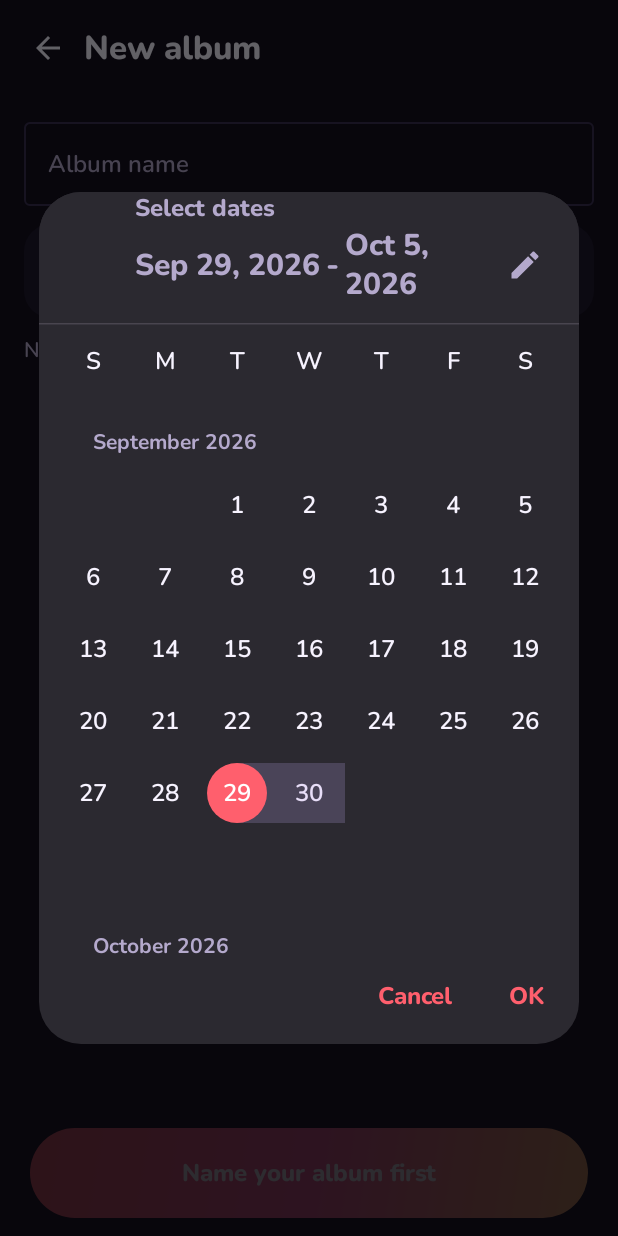
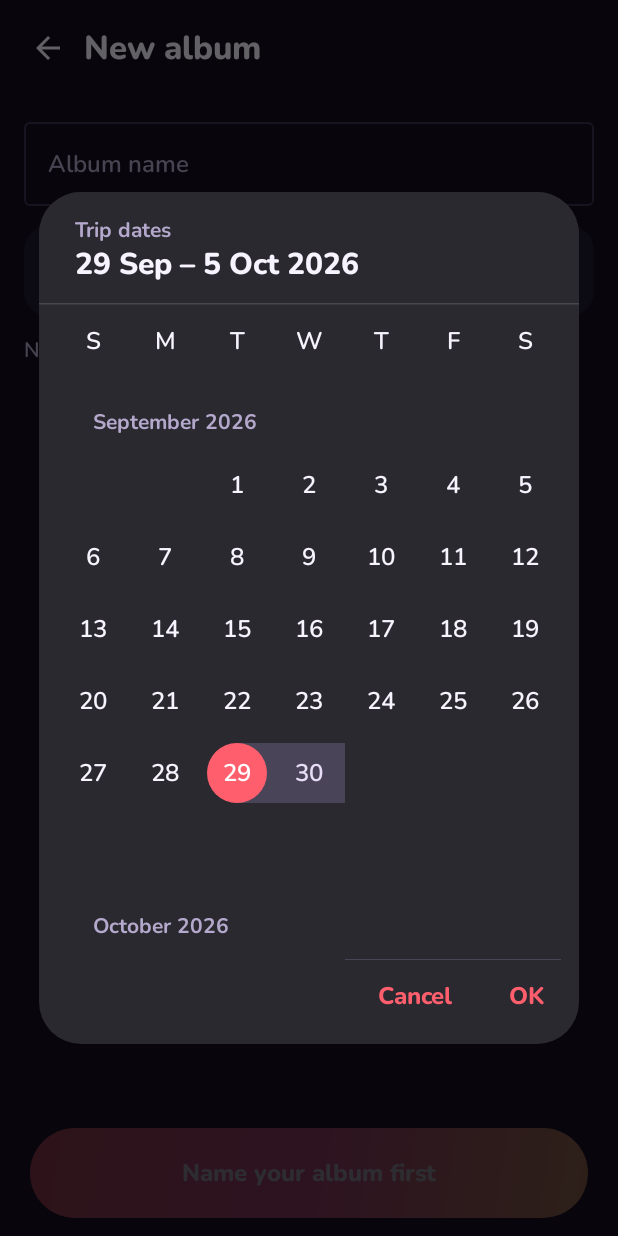
Before and after one commit to beenow11/Clearoo, an Android app built with Jetpack Compose: the composable NewAlbumScreen shown on its own in the app's theme, after a tap on an icon or button, on a phone screen of 412 x 824 dp. Run offline under Robolectric (Android 15) with nearby library versions, the phone set to English and light mode, and no system bars.

Commit message:
Albums: tidy date picker, move only what isn't moved, Albums above Smart decks
- Date picker: own title and a one-line range headline (Material's wrap in a
  dialog), no future dates, no typing-mode toggle.
- Move: counts photos not yet in the folder; the button says how many and
  disappears once all are moved, so it never rewrites moved photos.
- Home: Albums tile now sits above Smart decks.

Co-Authored-By: Claude Opus 5.5 <noreply@anthropic.com>
Claude-Session: https://claude.ai/code/session_01Qp8BnwBrfdTaKkPvoQtDs9

```diff
--- a/app/src/main/java/com/clearoo/app/ui/screens/AlbumScreens.kt
+++ b/app/src/main/java/com/clearoo/app/ui/screens/AlbumScreens.kt
@@ -43,6 +43,7 @@ import androidx.compose.material3.IconButton
 import androidx.compose.material3.MaterialTheme
 import androidx.compose.material3.OutlinedTextField
 import androidx.compose.material3.OutlinedTextFieldDefaults
+import androidx.compose.material3.SelectableDates
 import androidx.compose.material3.Text
 import androidx.compose.material3.TextButton
 import androidx.compose.material3.rememberDateRangePickerState
@@ -190,6 +191,27 @@ private fun AlbumRow(album: Album, photos: List<MediaItem>?, onClick: () -> Unit
     }
 }
 
+/** Only today and earlier: an album is for photos already taken. */
+@OptIn(ExperimentalMaterial3Api::class)
+private object PastDates : SelectableDates {
+    override fun isSelectableDate(utcTimeMillis: Long): Boolean = utcTimeMillis.utcDate() <= LocalDate.now()
+    override fun isSelectableYear(year: Int): Boolean = year <= LocalDate.now().year
+}
+
+/** "4 – 12 Oct 2026", "28 Sep – 3 Oct 2026", or a prompt while the range is half picked. */
+private fun rangeText(start: LocalDate?, end: LocalDate?): String {
+    if (start == null) return "Pick the first day"
+    val full = DateTimeFormatter.ofPattern("d MMM yyyy")
+    if (end == null) return "${start.format(full)} – pick the last day"
+    if (start == end) return start.format(full)
+    val first = when {
+        start.year != end.year -> full
+        start.month != end.month -> DateTimeFormatter.ofPattern("d MMM")
+        else -> DateTimeFormatter.ofPattern("d")
+    }
+    return "${start.format(first)} – ${end.format(full)}"
+}
+
 private fun LocalDate.utcMillis(): Long = atStartOfDay(ZoneOffset.UTC).toInstant().toEpochMilli()
 private fun Long.utcDate(): LocalDate = Instant.ofEpochMilli(this).atZone(ZoneOffset.UTC).toLocalDate()
 private fun LocalDate.localStart(): Long = atStartOfDay(ZoneId.systemDefault()).toInstant().toEpochMilli()
@@ -221,6 +243,7 @@ fun NewAlbumScreen(vm: ClearooViewModel, onBack: () -> Unit, onCreated: (Album)
         val state = rememberDateRangePickerState(
             initialSelectedStartDateMillis = start.utcMillis(),
             initialSelectedEndDateMillis = end.utcMillis(),
+            selectableDates = PastDates,
         )
         DatePickerDialog(
             onDismissRequest = { pickingDates = false },
@@ -238,7 +261,30 @@ fun NewAlbumScreen(vm: ClearooViewModel, onBack: () -> Unit, onCreated: (Album)
             },
             dismissButton = { TextButton(onClick = { pickingDates = false }) { Text("Cancel") } },
         ) {
-            DateRangePicker(state = state, modifier = Modifier.weight(1f))
+            // Material's own title and headline are laid out for a full screen and wrap in a dialog.
+            DateRangePicker(
+                state = state,
+                modifier = Modifier.weight(1f),
+                title = {
+                    Text(
+                        "Trip dates",
+                        style = MaterialTheme.typography.titleSmall,
+                        color = TextLo,
+                        modifier = Modifier.padding(start = 24.dp, end = 12.dp, top = 16.dp),
+                    )
+                },
+                headline = {
+                    Text(
+                        rangeText(state.selectedStartDateMillis?.utcDate(), state.selectedEndDateMillis?.utcDate()),
+                        style = MaterialTheme.typography.titleLarge,
+                        color = TextHi,
+                        maxLines = 1,
+                        overflow = TextOverflow.Ellipsis,
+                        modifier = Modifier.padding(start = 24.dp, end = 12.dp, bottom = 12.dp),
+                    )
+                },
+                showModeToggle = false,
+            )
         }
     }
 
@@ -466,24 +512,30 @@ fun AlbumScreen(vm: ClearooViewModel, albumId: Long, onBack: () -> Unit, onStart
                         verticalArrangement = Arrangement.spacedBy(8.dp),
                     ) {
                         Text("📁 Make it a gallery album", style = MaterialTheme.typography.titleMedium, color = TextHi)
+                        // Only photos not already in the folder are moved, so the button never redoes work.
+                        val toMove = vm.notInFolder(album).size
+                        val inFolder = present.size - toMove
                         Text(
-                            "Optional. Moves these ${present.size} photos into $folder, so “${album.name}” shows up in your gallery app.",
+                            when {
+                                toMove == 0 -> "✅ All ${present.size} photos are in $folder. Look for “${album.name}” in your gallery app."
+                                inFolder > 0 -> "$inFolder photos are already in $folder. $toMove more can be moved there."
+                                else -> "Optional. Moves these ${present.size} photos into $folder, so “${album.name}” shows up in your gallery app."
+                            },
                             style = MaterialTheme.typography.bodySmall,
-                            color = TextLo,
+                            color = if (toMove == 0) KeepGreen else TextLo,
                         )
-                        vm.moveResult?.let { r ->
+                        vm.moveResult?.takeIf { it.failed > 0 }?.let { r ->
                             Text(
-                                buildString {
-                                    append("✅ Moved ${r.moved} to $folder")
-                                    if (r.failed > 0) append(" · ${r.failed} couldn't be moved")
-                                },
-                                style = MaterialTheme.typography.bodyMedium,
-                                color = KeepGreen,
+                                "${r.failed} couldn't be moved. They may belong to another app; try again later.",
+                                style = MaterialTheme.typography.bodySmall,
+                                color = TextLo,
                             )
                         }
-                        GhostButton("Move to “${album.name}” folder", {
-                            vm.moveRequest(album)?.let { moveLauncher.launch(IntentSenderRequest.Builder(it).build()) }
-                        })
+                        if (toMove > 0) {
+                            GhostButton(if (toMove == 1) "Move 1 photo" else "Move $toMove photos", {
+                                vm.moveRequest(album)?.let { moveLauncher.launch(IntentSenderRequest.Builder(it).build()) }
+                            })
+                        }
                     }
                 }
             }
--- a/app/src/main/java/com/clearoo/app/ui/screens/HomeScreen.kt
+++ b/app/src/main/java/com/clearoo/app/ui/screens/HomeScreen.kt
@@ -165,9 +165,9 @@ fun HomeScreen(
         Spacer(Modifier.height(18.dp))
         GradientButton(if (deleted >= goal) "Keep swiping 🔥" else "Start swiping", { onStart(Deck.RANDOM) })
         Spacer(Modifier.height(24.dp))
+        AlbumsTile(onAlbums)
+        Spacer(Modifier.height(24.dp))
         SmartDecks(vm.deckSummaries, onStart)
-        Spacer(Modifier.height(10.dp))
-        AlbumsTile(onAlbums)
         Spacer(Modifier.height(24.dp))
 
         val (freed, unit) = Fmt.bytesParts(progress.totalFreed)
```
Also changed, not shown: app/src/main/java/com/clearoo/app/ui/ClearooViewModel.kt (+8 -2 lines), 1 other file.
